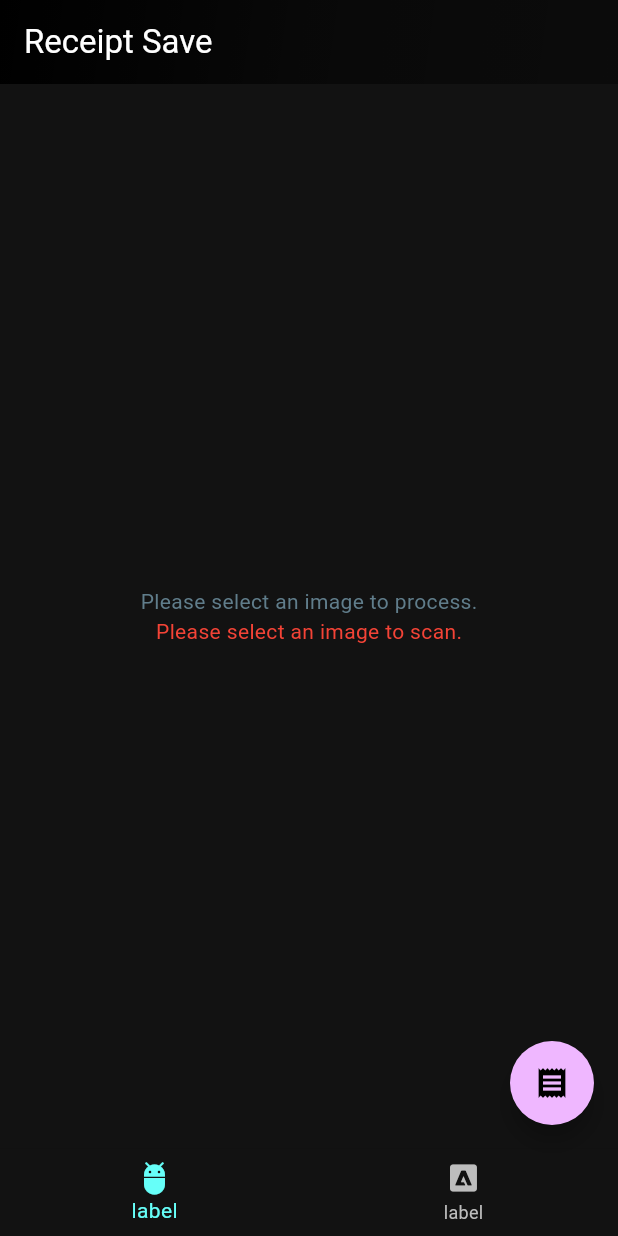
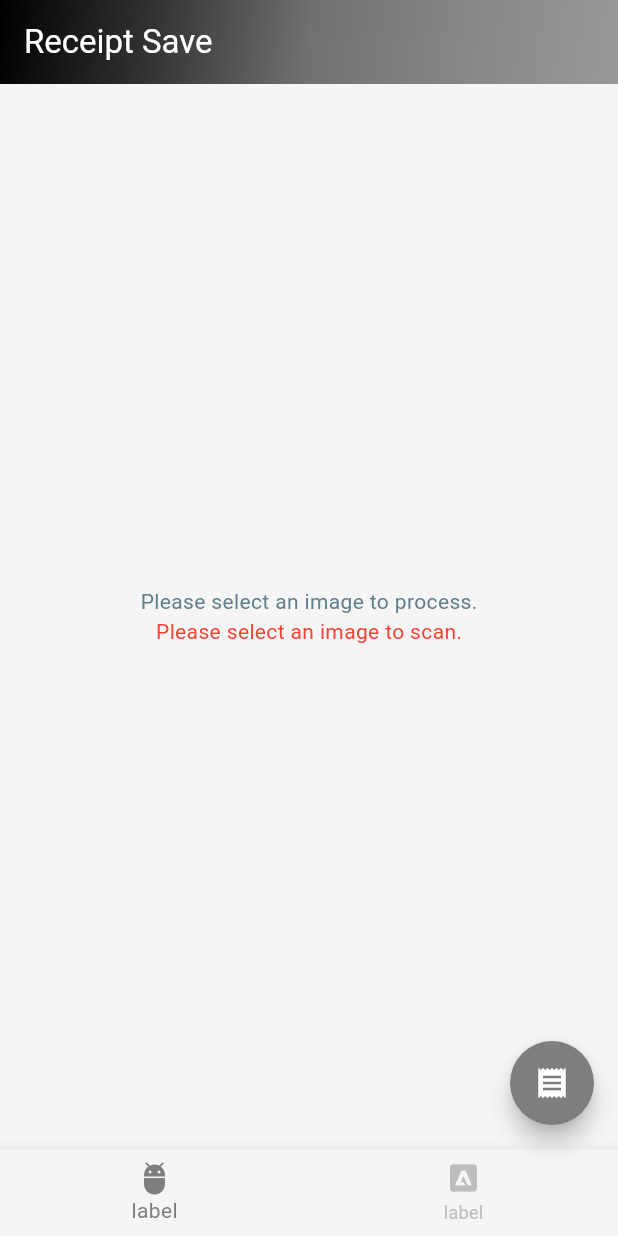
Before and after one commit to bsobocki/save_receipt, a Flutter app: the screen it shows after launch, on a phone screen of 412 x 824 dp. Run offline on Flutter 3.47's test engine with Material 3 defaults, Android fonts, the phone set to English and light mode, and no system bars; our stand-ins replace flutter_expandable_fab, image_picker; missing offline and left inert: google_mlkit_document_scanner, google_mlkit_text_recognition.

Commit message:
change colors

```diff
--- a/lib/main.dart
+++ b/lib/main.dart
@@ -5,6 +5,7 @@ import 'package:flutter_expandable_fab/flutter_expandable_fab.dart';
 import 'package:google_mlkit_text_recognition/google_mlkit_text_recognition.dart';
 import 'package:image_picker/image_picker.dart';
 import 'package:save_receipt/color/gradient.dart';
+import 'package:save_receipt/color/scheme/main_sheme.dart';
 import 'package:save_receipt/screen/receipt_data/receipt_data_page.dart';
 import 'package:save_receipt/source/data/connect_data.dart';
 import 'package:save_receipt/source/data/parse_data.dart';
@@ -41,7 +42,7 @@ class MyApp extends StatelessWidget {
         //
         // This works for code too, not just values: Most code changes can be
         // tested with just a hot reload.
-        colorScheme: ColorScheme.highContrastDark(),
+        colorScheme: mainColorScheme,// ColorScheme.highContrastDark(),
         useMaterial3: true,
       ),
       home: const MyHomePage(title: 'Receipt Save'),
--- a/lib/screen/receipt_data/components/top_bar.dart
+++ b/lib/screen/receipt_data/components/top_bar.dart
@@ -41,6 +41,7 @@ class ReceiptPageTopBar extends StatelessWidget {
   }
 
   get popupMenu => PopupMenuButton<String>(
+    color: Colors.black,
         onSelected: (String value){
           print("chosen: $value");
         },
```
